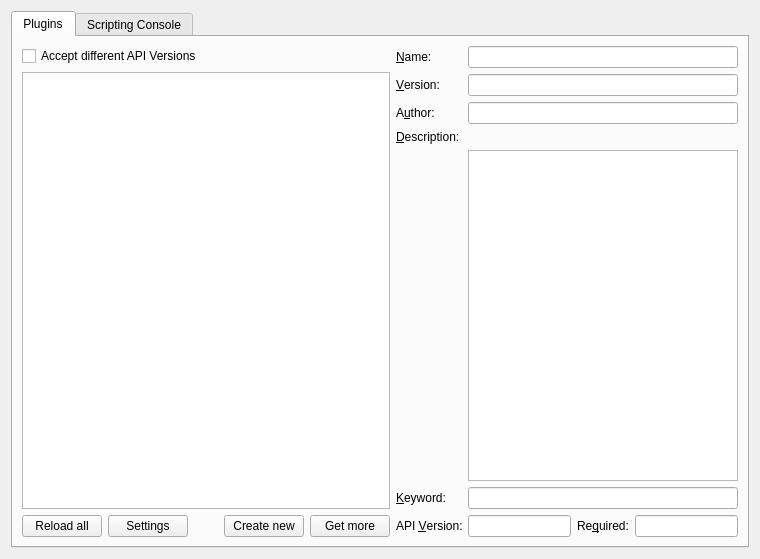
Qt form ressources/pyTSon-configdialog.ui (pathmann/pyTSon) before a commit.
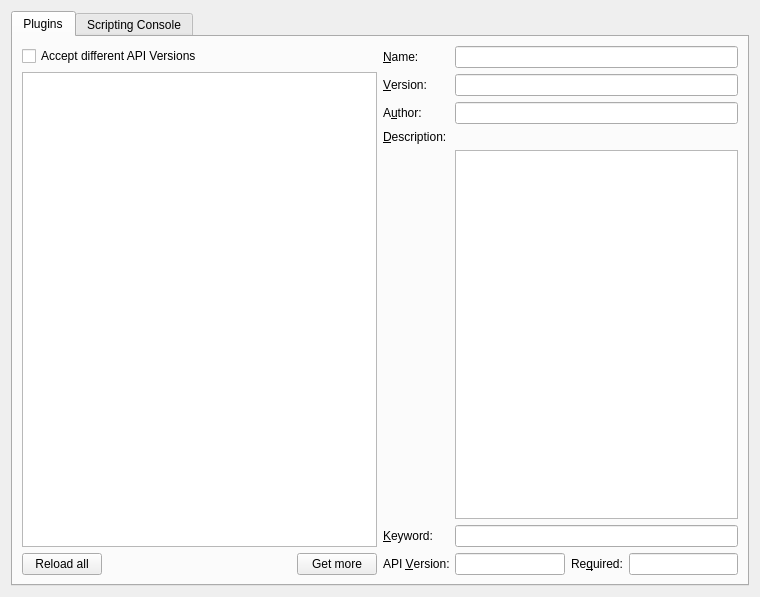
The same form after that commit.

Commit message: plugins are now displayed in a table, with settings and remove button in each row

The edit to the form file:
```diff
--- a/ressources/pyTSon-configdialog.ui
+++ b/ressources/pyTSon-configdialog.ui
@@ -7,7 +7,7 @@
     <x>0</x>
     <y>0</y>
     <width>760</width>
-    <height>559</height>
+    <height>597</height>
    </rect>
   </property>
   <property name="windowTitle">
@@ -37,7 +37,26 @@
           </widget>
          </item>
          <item>
-          <widget class="QListWidget" name="pluginsList"/>
+          <widget class="QTableWidget" name="pluginsTable">
+           <property name="selectionBehavior">
+            <enum>QAbstractItemView::SelectRows</enum>
+           </property>
+           <property name="columnCount">
+            <number>3</number>
+           </property>
+           <attribute name="horizontalHeaderVisible">
+            <bool>false</bool>
+           </attribute>
+           <attribute name="horizontalHeaderDefaultSectionSize">
+            <number>80</number>
+           </attribute>
+           <attribute name="verticalHeaderVisible">
+            <bool>false</bool>
+           </attribute>
+           <column/>
+           <column/>
+           <column/>
+          </widget>
          </item>
          <item>
           <layout class="QHBoxLayout" name="horizontalLayout_7">
@@ -48,13 +67,6 @@
              </property>
             </widget>
            </item>
-           <item>
-            <widget class="QPushButton" name="settingsButton">
-             <property name="text">
-              <string>Settings</string>
-             </property>
-            </widget>
-           </item>
            <item>
             <spacer name="horizontalSpacer_3">
              <property name="orientation">
@@ -68,13 +80,6 @@
              </property>
             </spacer>
            </item>
-           <item>
-            <widget class="QPushButton" name="createButton">
-             <property name="text">
-              <string>Create new</string>
-             </property>
-            </widget>
-           </item>
            <item>
             <widget class="QPushButton" name="repositoryButton">
              <property name="text">
```
The commit also changes 2 other files.
